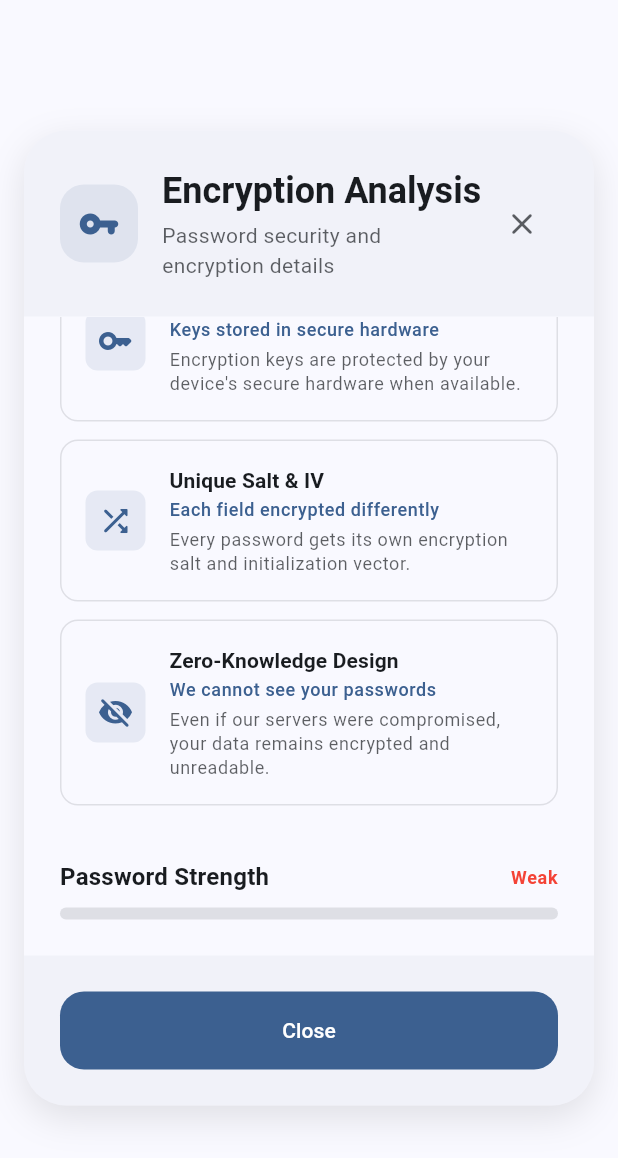
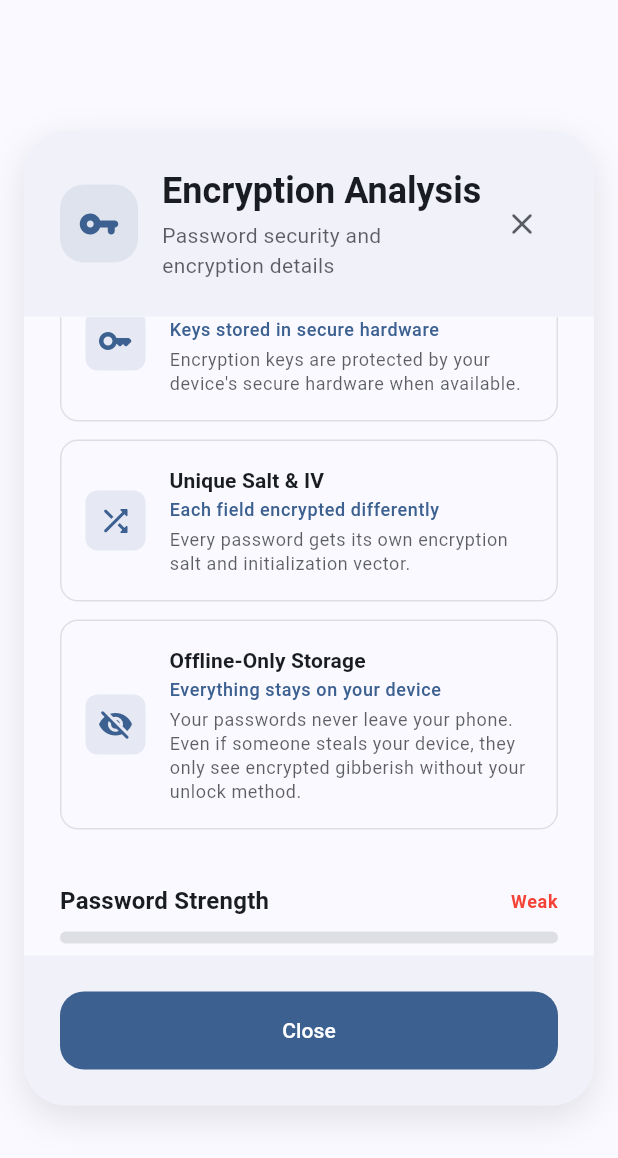
Before and after one commit to Soumaditya-Kashyap/armor-vision, a Flutter app: the PasswordAnalyzerWidget widget shown alone on an empty page, opened directly with empty values, scrolled down 805 dp, on a phone screen of 412 x 824 dp. Shown: the top 1158 px of the screen. Run offline on Flutter 3.47's test engine with Material 3 defaults, Android fonts, the phone set to English and light mode, and no system bars; our stand-ins replace flutter_secure_storage, hive, hive_flutter, local_auth; missing offline and left inert: encrypt; accounts and stored records are empty; statements that could not run were skipped.

```diff
--- a/lib/widgets/password_generator_widget.dart
+++ b/lib/widgets/password_generator_widget.dart
@@ -283,9 +283,9 @@ class _PasswordAnalyzerWidgetState extends State<PasswordAnalyzerWidget> {
 
         _buildSecurityFeature(
           Icons.visibility_off_rounded,
-          'Zero-Knowledge Design',
-          'We cannot see your passwords',
-          'Even if our servers were compromised, your data remains encrypted and unreadable.',
+          'Offline-Only Storage',
+          'Everything stays on your device',
+          'Your passwords never leave your phone. Even if someone steals your device, they only see encrypted gibberish without your unlock method.',
         ),
       ],
     );
```
